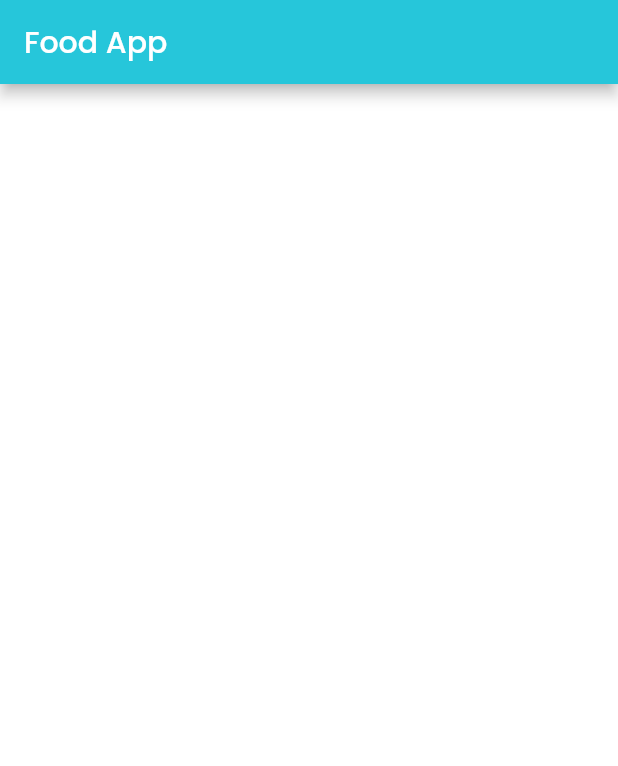
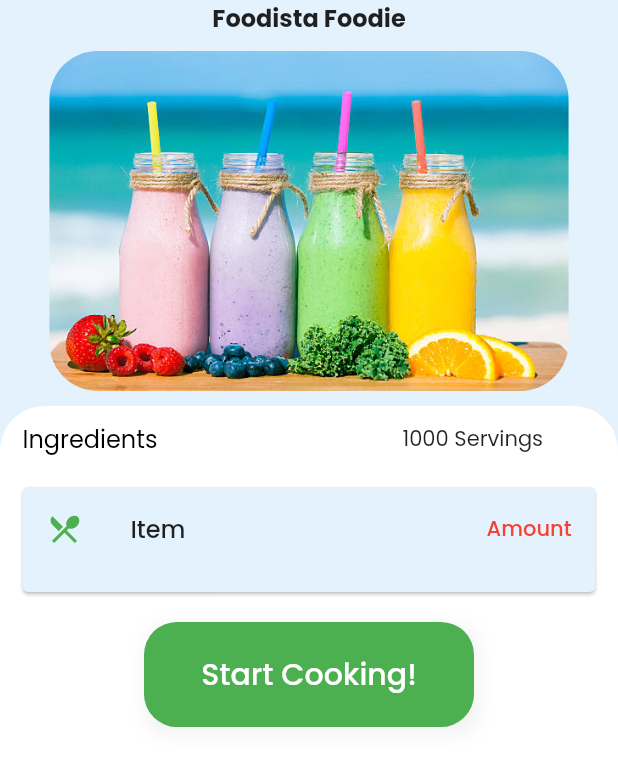
Before and after one commit to VelmaKimani/very-good-foodapp, a Flutter app: the screen it shows after launch, on a phone screen of 412 x 824 dp. Shown: the top 766 px of the screen. Run offline on Flutter 3.47's test engine with Material 2 defaults, Android fonts, the phone set to English and light mode, and no system bars; our stand-ins replace bloc, device_preview, dio, firebase_core, flutter_bloc, flutter_screenutil and 3 more; accounts and stored records are empty; generated files the repository leaves out were written again.

Commit message:
Add ingredients screen

```diff
--- a/lib/screens/home_screen.dart
+++ b/lib/screens/home_screen.dart
@@ -1,4 +1,5 @@
 import 'package:flutter/material.dart';
+import 'package:foodapp/utils/_index.dart';
 
 class HomeScreen extends StatefulWidget {
   const HomeScreen({super.key});
@@ -10,9 +11,141 @@ class HomeScreen extends StatefulWidget {
 class _HomeScreenState extends State<HomeScreen> {
   @override
   Widget build(BuildContext context) {
-    return Scaffold(
-      appBar: AppBar(
-        title: const Text('Food App'),
+    return Material(
+      child: SafeArea(
+        child: ColoredBox(
+          color: Theme.of(context).secondaryHeaderColor,
+          child: Column(
+            children: [
+              const Center(
+                child: Text(
+                  'Foodista Foodie',
+                  style: TextStyle(
+                    fontSize: 16,
+                    fontWeight: FontWeight.bold,
+                  ),
+                  textAlign: TextAlign.center,
+                ),
+              ),
+              Container(
+                margin: const EdgeInsets.only(bottom: 10, top: 10),
+                height: MediaQuery.of(context).size.width * 0.55,
+                width: MediaQuery.of(context).size.height * 0.42,
+                child: ClipRRect(
+                  borderRadius: BorderRadius.circular(32),
+                  child: const Image(
+                    fit: BoxFit.cover,
+                    image: AssetImage(
+                      'lib/assets/smoothy1.jpg',
+                    ),
+                  ),
+                ),
+              ),
+              ClipRRect(
+                borderRadius: const BorderRadius.only(
+                  topLeft: Radius.circular(30),
+                  topRight: Radius.circular(30),
+                ),
+                child: Container(
+                  height: MediaQuery.of(context).size.width * 1.438,
+                  color: Colors.white,
+                  child: SingleChildScrollView(
+                    child: Column(
+                      children: [
+                        Row(
+                          children: [
+                            Container(
+                              margin: const EdgeInsets.symmetric(
+                                vertical: 10,
+                                horizontal: 15,
+                              ),
+                              child: const Text(
+                                'Ingredients',
+                                style: TextStyle(
+                                  color: Colors.black,
+                                  fontSize: 16,
+                                ),
+                              ),
+                            ),
+                            SizedBox(
+                              width: MediaQuery.of(context).size.height * 0.18,
+                            ),
+                            const Text('1000 Servings'),
+                          ],
+                        ),
+                        SizedBox(
+                          height: 90,
+                          child: Card(
+                            margin: const EdgeInsets.symmetric(
+                              horizontal: 15,
+                              vertical: 10,
+                            ),
+                            color: Theme.of(context).secondaryHeaderColor,
+                            child: const ListTile(
+                              title: Text(
+                                'Item',
+                                style: TextStyle(fontWeight: FontWeight.w500),
+                              ),
+                              leading: Icon(
+                                Icons.restaurant_menu,
+                                color: Colors.green,
+                              ),
+                              trailing: Text(
+                                'Amount',
+                                style: TextStyle(
+                                  color: Colors.red,
+                                  fontWeight: FontWeight.w500,
+                                ),
+                              ),
+                            ),
+                          ),
+                        ),
+                        Container(
+                          width: 220,
+                          height: 70,
+                          margin: const EdgeInsets.symmetric(
+                            vertical: 10,
+                          ),
+                          decoration: BoxDecoration(
+                            borderRadius: BorderRadius.circular(10),
+                            boxShadow: const [
+                              BoxShadow(
+                                color: Color.fromARGB(63, 198, 198, 198),
+                                offset: Offset(2, 4),
+                                blurRadius: 10,
+                              )
+                            ],
+                          ),
+                          child: ClipRRect(
+                            borderRadius: BorderRadius.circular(22),
+                            child: ElevatedButton(
+                              style: const ButtonStyle(
+                                backgroundColor:
+                                    MaterialStatePropertyAll<Color>(
+                                  Colors.green,
+                                ),
+                              ),
+                              onPressed: () {
+                                Navigator.pushNamed(
+                                  context,
+                                  FoodAppRouter.instructionsRoute,
+                                );
+                              },
+                              child: const Text(
+                                'Start Cooking!',
+                                style: TextStyle(fontSize: 20),
+                              ),
+                            ),
+                          ),
+                        ),
+                      ],
+                    ),
+                  ),
+                ),
+              ),
+            ],
+          ),
+        ),
       ),
     );
   }
--- /dev/null
+++ b/lib/screens/instructions_screen.dart
@@ -0,0 +1,51 @@
+import 'package:flutter/material.dart';
+
+class InstructionsScreen extends StatefulWidget {
+  const InstructionsScreen({super.key});
+
+  @override
+  State<InstructionsScreen> createState() => _InstructionsScreenState();
+}
+
+class _InstructionsScreenState extends State<InstructionsScreen> {
+  @override
+  Widget build(BuildContext context) {
+    return Material(
+      child: SafeArea(
+        child: ColoredBox(
+          color: Theme.of(context).secondaryHeaderColor,
+          child: Column(
+            children: [
+              const Center(
+                child: Text(
+                  'Foodista Foodie',
+                  style: TextStyle(
+                    fontSize: 16,
+                    fontWeight: FontWeight.bold,
+                  ),
+                  textAlign: TextAlign.center,
+                ),
+              ),
+              Container(
+                height: 550,
+                width: 400,
+                margin:
+                    const EdgeInsets.symmetric(vertical: 10, horizontal: 20),
+                decoration: BoxDecoration(
+                  borderRadius: BorderRadius.circular(10),
+                  color: Colors.white,
+                ),
+                child: const Padding(
+                  padding: EdgeInsets.symmetric(horizontal: 10, vertical: 2),
+                  child: Flexible(
+                    child: Text(''),
+                  ),
+                ),
+              ),
+            ],
+          ),
+        ),
+      ),
+    );
+  }
+}
--- a/lib/utils/_index.dart
+++ b/lib/utils/_index.dart
@@ -11,6 +11,7 @@ import 'package:foodapp/cubit/get_info_recipes_cubit.dart';
 import 'package:foodapp/cubit/get_random_recipes_cubit.dart';
 import 'package:foodapp/models/_index.dart';
 import 'package:foodapp/screens/home_screen.dart';
+import 'package:foodapp/screens/instructions_screen.dart';
 import 'package:foodapp/services/_index.dart';
 import 'package:logger/logger.dart';
 
--- a/lib/utils/foodapp_router.dart
+++ b/lib/utils/foodapp_router.dart
@@ -2,11 +2,15 @@ part of foodapp_utils;
 
 class FoodAppRouter {
   static const String homeRoute = '/';
+  static const String instructionsRoute = '/instructionsRoute';
 
   static Route<dynamic> generateRoute(RouteSettings settings) {
     switch (settings.name) {
       case homeRoute:
         return _route(const HomeScreen());
+      case instructionsRoute:
+        return _route(const InstructionsScreen());
+
       default:
         return _route(
           Scaffold(
--- a/lib/utils/theme.dart
+++ b/lib/utils/theme.dart
@@ -7,4 +7,4 @@ const kVerseContainerColor = Color(0xfffffbf9);
 const kVerseContainerBorderColor = Color(0xfffff2eb);
 const kCommentBackgroundColor = Color(0xfff5f5f6);
 const kCommentBorderColor = Color(0xffdadada);
-const kDeletePostColor = Color(0xFFE57373);
+const kSecondaryColor = Color(0xFFE57373);
--- a/pubspec.yaml
+++ b/pubspec.yaml
@@ -43,6 +43,9 @@ dev_dependencies:
 flutter:
   uses-material-design: true
   generate: true
+  assets:
+    - lib/assets/smoothy1.jpg
+
 
 analyzer:
   strong-mode: true
```
Also changed, not shown: lib/assets/smoothy1.jpg (added).
